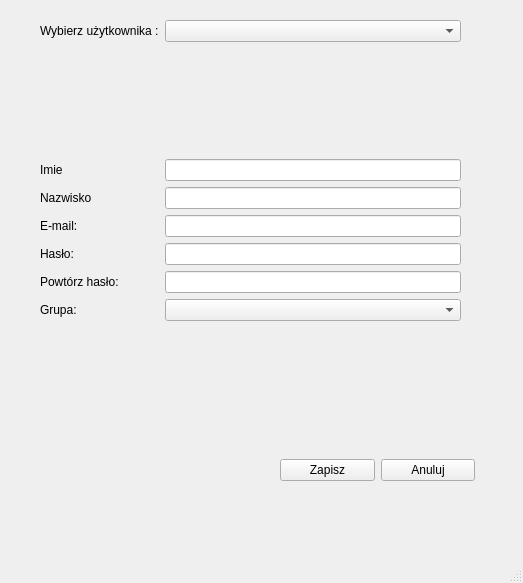
Before: the Qt Designer form ed_user.ui in Barto-Paja/iDocCar, drawn with Qt 5.
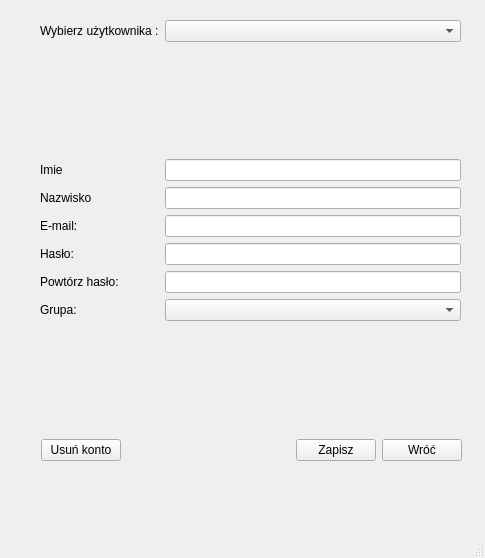
After: the same form once the commit is applied.

Diff of the .ui file:
```diff
--- a/ed_user.ui
+++ b/ed_user.ui
@@ -6,8 +6,8 @@
    <rect>
     <x>0</x>
     <y>0</y>
-    <width>523</width>
-    <height>583</height>
+    <width>485</width>
+    <height>558</height>
    </rect>
   </property>
   <property name="windowTitle">
@@ -120,13 +120,33 @@
    <widget class="QWidget" name="horizontalLayoutWidget">
     <property name="geometry">
      <rect>
-      <x>280</x>
-      <y>430</y>
-      <width>195</width>
+      <x>41</x>
+      <y>410</y>
+      <width>421</width>
       <height>80</height>
      </rect>
     </property>
     <layout class="QHBoxLayout" name="horizontalLayout">
+     <item>
+      <widget class="QPushButton" name="button_del">
+       <property name="text">
+        <string>Usuń konto</string>
+       </property>
+      </widget>
+     </item>
+     <item>
+      <spacer name="horizontalSpacer">
+       <property name="orientation">
+        <enum>Qt::Horizontal</enum>
+       </property>
+       <property name="sizeHint" stdset="0">
+        <size>
+         <width>40</width>
+         <height>20</height>
+        </size>
+       </property>
+      </spacer>
+     </item>
      <item>
       <widget class="QPushButton" name="pushButton_2">
        <property name="text">
@@ -137,7 +157,7 @@
      <item>
       <widget class="QPushButton" name="pushButton">
        <property name="text">
-        <string>Anuluj</string>
+        <string>Wróć</string>
        </property>
       </widget>
      </item>
```
Left out of the diff: 2 changed lines with no effect on the pictures.
